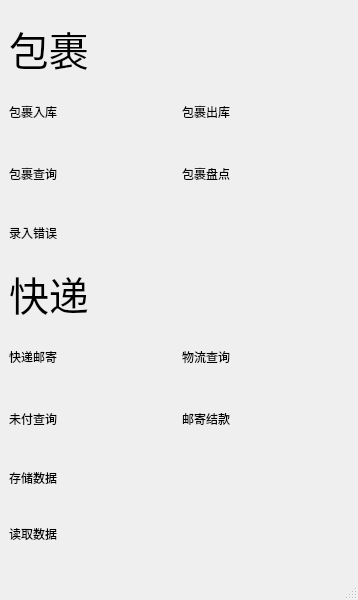
Above: mainwindow.ui from sg-first/Express-System before the change. Below: the same form after it.
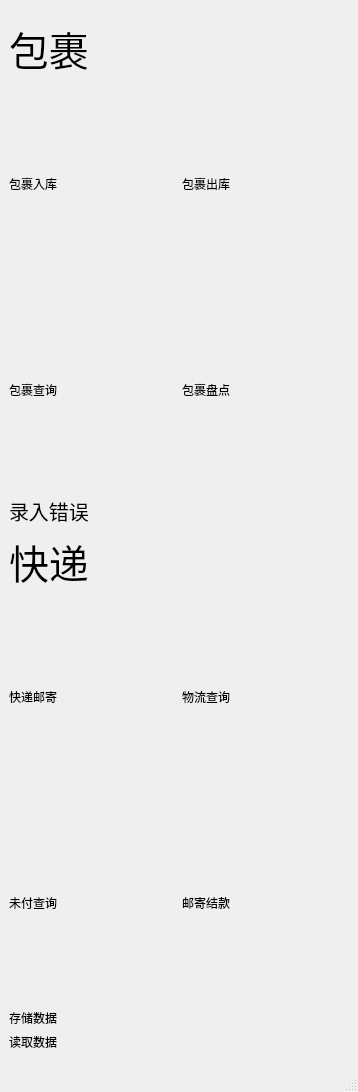
That is the form after the change.

Patch:
```diff
--- a/mainwindow.ui
+++ b/mainwindow.ui
@@ -55,11 +55,17 @@
       <item row="1" column="0">
        <widget class="QLabel" name="label_2">
         <property name="sizePolicy">
-         <sizepolicy hsizetype="Expanding" vsizetype="Expanding">
+         <sizepolicy hsizetype="Expanding" vsizetype="Minimum">
           <horstretch>0</horstretch>
           <verstretch>0</verstretch>
          </sizepolicy>
         </property>
+        <property name="minimumSize">
+         <size>
+          <width>0</width>
+          <height>200</height>
+         </size>
+        </property>
         <property name="font">
          <font>
           <family>微软雅黑</family>
@@ -73,11 +79,17 @@
       <item row="1" column="1">
        <widget class="QLabel" name="label_4">
         <property name="sizePolicy">
-         <sizepolicy hsizetype="Expanding" vsizetype="Expanding">
+         <sizepolicy hsizetype="Expanding" vsizetype="Minimum">
           <horstretch>0</horstretch>
           <verstretch>0</verstretch>
          </sizepolicy>
         </property>
+        <property name="minimumSize">
+         <size>
+          <width>0</width>
+          <height>200</height>
+         </size>
+        </property>
         <property name="font">
          <font>
           <family>微软雅黑</family>
@@ -91,11 +103,17 @@
       <item row="2" column="0">
        <widget class="QLabel" name="label_3">
         <property name="sizePolicy">
-         <sizepolicy hsizetype="Expanding" vsizetype="Expanding">
+         <sizepolicy hsizetype="Expanding" vsizetype="Minimum">
           <horstretch>0</horstretch>
           <verstretch>0</verstretch>
          </sizepolicy>
         </property>
+        <property name="minimumSize">
+         <size>
+          <width>0</width>
+          <height>200</height>
+         </size>
+        </property>
         <property name="font">
          <font>
           <family>微软雅黑</family>
@@ -109,11 +127,17 @@
       <item row="2" column="1">
        <widget class="QLabel" name="label_5">
         <property name="sizePolicy">
-         <sizepolicy hsizetype="Expanding" vsizetype="Expanding">
+         <sizepolicy hsizetype="Expanding" vsizetype="Minimum">
           <horstretch>0</horstretch>
           <verstretch>0</verstretch>
          </sizepolicy>
         </property>
+        <property name="minimumSize">
+         <size>
+          <width>0</width>
+          <height>200</height>
+         </size>
+        </property>
         <property name="font">
          <font>
           <family>微软雅黑</family>
@@ -129,7 +153,7 @@
     <item>
      <widget class="QLabel" name="label">
       <property name="sizePolicy">
-       <sizepolicy hsizetype="Preferred" vsizetype="Minimum">
+       <sizepolicy hsizetype="Preferred" vsizetype="Expanding">
         <horstretch>0</horstretch>
         <verstretch>0</verstretch>
        </sizepolicy>
@@ -137,13 +161,13 @@
       <property name="minimumSize">
        <size>
         <width>0</width>
-        <height>50</height>
+        <height>0</height>
        </size>
       </property>
       <property name="font">
        <font>
         <family>微软雅黑</family>
-        <pointsize>9</pointsize>
+        <pointsize>15</pointsize>
        </font>
       </property>
       <property name="text">
@@ -172,11 +196,17 @@
       <item row="1" column="0">
        <widget class="QLabel" name="label_6">
         <property name="sizePolicy">
-         <sizepolicy hsizetype="Expanding" vsizetype="Expanding">
+         <sizepolicy hsizetype="Expanding" vsizetype="Minimum">
           <horstretch>0</horstretch>
           <verstretch>0</verstretch>
          </sizepolicy>
         </property>
+        <property name="minimumSize">
+         <size>
+          <width>0</width>
+          <height>200</height>
+         </size>
+        </property>
         <property name="font">
          <font>
           <family>微软雅黑</family>
@@ -208,11 +238,17 @@
       <item row="2" column="0">
        <widget class="QLabel" name="label_8">
         <property name="sizePolicy">
-         <sizepolicy hsizetype="Expanding" vsizetype="Expanding">
+         <sizepolicy hsizetype="Expanding" vsizetype="Minimum">
           <horstretch>0</horstretch>
           <verstretch>0</verstretch>
          </sizepolicy>
         </property>
+        <property name="minimumSize">
+         <size>
+          <width>0</width>
+          <height>200</height>
+         </size>
+        </property>
         <property name="font">
          <font>
           <family>微软雅黑</family>
@@ -226,11 +262,17 @@
       <item row="1" column="1">
        <widget class="QLabel" name="label_7">
         <property name="sizePolicy">
-         <sizepolicy hsizetype="Expanding" vsizetype="Expanding">
+         <sizepolicy hsizetype="Expanding" vsizetype="Minimum">
           <horstretch>0</horstretch>
           <verstretch>0</verstretch>
          </sizepolicy>
         </property>
+        <property name="minimumSize">
+         <size>
+          <width>0</width>
+          <height>200</height>
+         </size>
+        </property>
         <property name="font">
          <font>
           <family>微软雅黑</family>
@@ -246,7 +288,7 @@
     <item>
      <widget class="QLabel" name="label_10">
       <property name="sizePolicy">
-       <sizepolicy hsizetype="Preferred" vsizetype="Minimum">
+       <sizepolicy hsizetype="Preferred" vsizetype="Expanding">
         <horstretch>0</horstretch>
         <verstretch>0</verstretch>
        </sizepolicy>
@@ -254,7 +296,7 @@
       <property name="minimumSize">
        <size>
         <width>0</width>
-        <height>50</height>
+        <height>0</height>
        </size>
       </property>
       <property name="font">
@@ -269,10 +311,16 @@
     </item>
     <item>
      <widget class="QLabel" name="label_11">
+      <property name="sizePolicy">
+       <sizepolicy hsizetype="Preferred" vsizetype="Expanding">
+        <horstretch>0</horstretch>
+        <verstretch>0</verstretch>
+       </sizepolicy>
+      </property>
       <property name="minimumSize">
        <size>
         <width>0</width>
-        <height>50</height>
+        <height>0</height>
        </size>
       </property>
       <property name="font">
```
